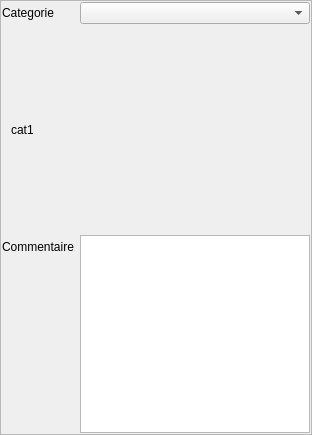
Before: the Qt Designer form Lamia/toolprepro/base_default/lamiabasedefault_equipement_tool_ui.ui in Artelia/Lamia, drawn with Qt 5.
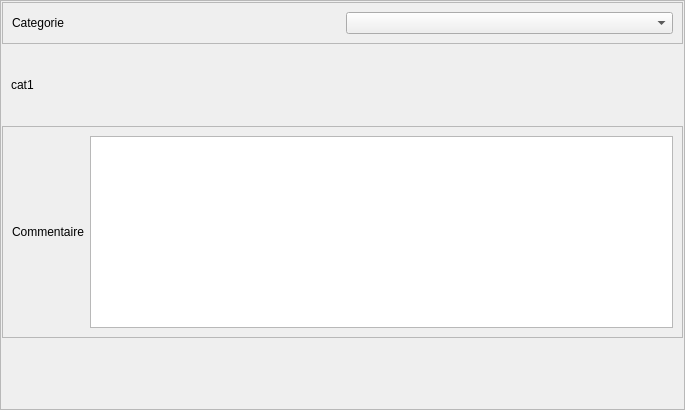
After: the same form once the commit is applied.

The edit to the form file:
```diff
--- a/Lamia/toolprepro/base_default/lamiabasedefault_equipement_tool_ui.ui
+++ b/Lamia/toolprepro/base_default/lamiabasedefault_equipement_tool_ui.ui
@@ -6,8 +6,8 @@
    <rect>
     <x>0</x>
     <y>0</y>
-    <width>312</width>
-    <height>435</height>
+    <width>685</width>
+    <height>410</height>
    </rect>
   </property>
   <property name="windowTitle">
@@ -25,24 +25,33 @@
      <property name="frameShadow">
       <enum>QFrame::Raised</enum>
      </property>
-     <layout class="QFormLayout" name="formLayout_3">
-      <property name="fieldGrowthPolicy">
-       <enum>QFormLayout::AllNonFixedFieldsGrow</enum>
-      </property>
+     <layout class="QVBoxLayout" name="verticalLayout_4">
       <property name="margin">
        <number>1</number>
       </property>
-      <item row="1" column="0">
-       <widget class="QLabel" name="label_11">
-        <property name="text">
-         <string>Categorie</string>
+      <item>
+       <widget class="QFrame" name="frame">
+        <property name="frameShape">
+         <enum>QFrame::StyledPanel</enum>
         </property>
+        <property name="frameShadow">
+         <enum>QFrame::Raised</enum>
+        </property>
+        <layout class="QGridLayout" name="gridLayout">
+         <item row="0" column="0">
+          <widget class="QLabel" name="label_11">
+           <property name="text">
+            <string>Categorie</string>
+           </property>
+          </widget>
+         </item>
+         <item row="0" column="1">
+          <widget class="QComboBox" name="comboBox_cat"/>
+         </item>
+        </layout>
        </widget>
       </item>
-      <item row="1" column="1">
-       <widget class="QComboBox" name="comboBox_cat"/>
-      </item>
-      <item row="4" column="0" colspan="2">
+      <item>
        <widget class="QStackedWidget" name="stackedWidget">
         <property name="currentIndex">
          <number>0</number>
@@ -71,19 +80,44 @@
         </widget>
        </widget>
       </item>
-      <item row="5" column="0">
-       <widget class="QLabel" name="label_9">
-        <property name="text">
-         <string>Commentaire</string>
+      <item>
+       <widget class="QFrame" name="frame_3">
+        <property name="frameShape">
+         <enum>QFrame::StyledPanel</enum>
         </property>
+        <property name="frameShadow">
+         <enum>QFrame::Raised</enum>
+        </property>
+        <layout class="QGridLayout" name="gridLayout_2">
+         <item row="0" column="1">
+          <widget class="QTextBrowser" name="textBrowser_comm">
+           <property name="readOnly">
+            <bool>false</bool>
+           </property>
+          </widget>
+         </item>
+         <item row="0" column="0">
+          <widget class="QLabel" name="label_9">
+           <property name="text">
+            <string>Commentaire</string>
+           </property>
+          </widget>
+         </item>
+        </layout>
        </widget>
       </item>
-      <item row="5" column="1">
-       <widget class="QTextBrowser" name="textBrowser_comm">
-        <property name="readOnly">
-         <bool>false</bool>
+      <item>
+       <spacer name="verticalSpacer">
+        <property name="orientation">
+         <enum>Qt::Vertical</enum>
         </property>
-       </widget>
+        <property name="sizeHint" stdset="0">
+         <size>
+          <width>20</width>
+          <height>40</height>
+         </size>
+        </property>
+       </spacer>
       </item>
      </layout>
     </widget>
```
